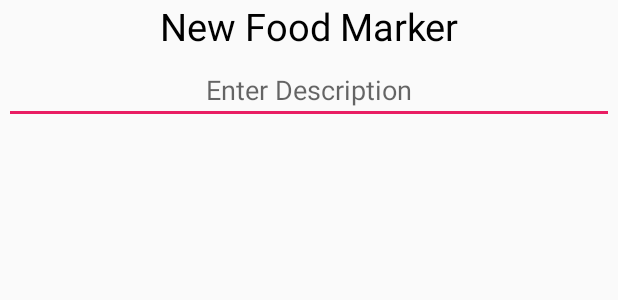
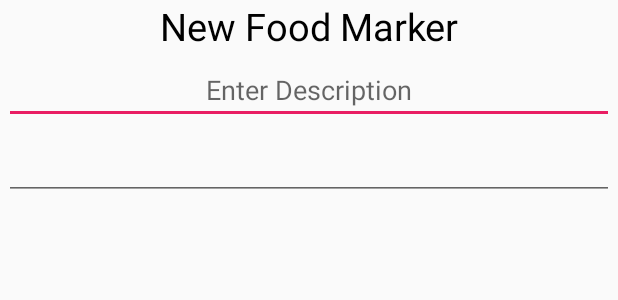
Before and after one commit to Skouriskaze/FindFood, an Android app: the layout dialog_marker.xml on its own in the app's theme, with its tools: preview values and no code run, on a phone screen of 412 x 824 dp. Shown: the top 300 px of the screen. Run offline under Robolectric (Android 15) with nearby library versions, the phone set to English and light mode, and no system bars.

```diff
--- a/FoodApp/app/src/main/res/layout/dialog_marker.xml
+++ b/FoodApp/app/src/main/res/layout/dialog_marker.xml
@@ -19,4 +19,11 @@
         android:layout_width="match_parent"
         android:layout_height="wrap_content" />
 
+    <EditText
+        android:id="@+id/snippet"
+        android:layout_margin="4px"
+        android:textAlignment="center"
+        android:layout_width="match_parent"
+        android:layout_height="wrap_content" />
+
 </LinearLayout>
```
Also changed, not shown: FoodApp/app/src/main/java/caden/foodapp/Map.java (+27 -1 lines).
